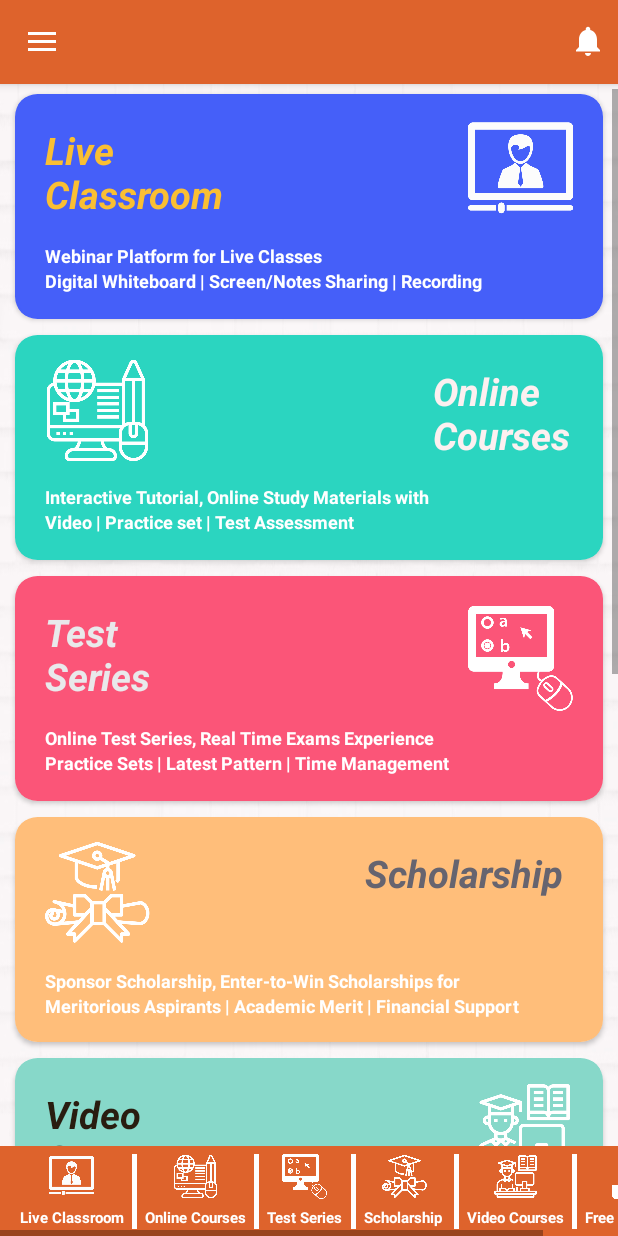
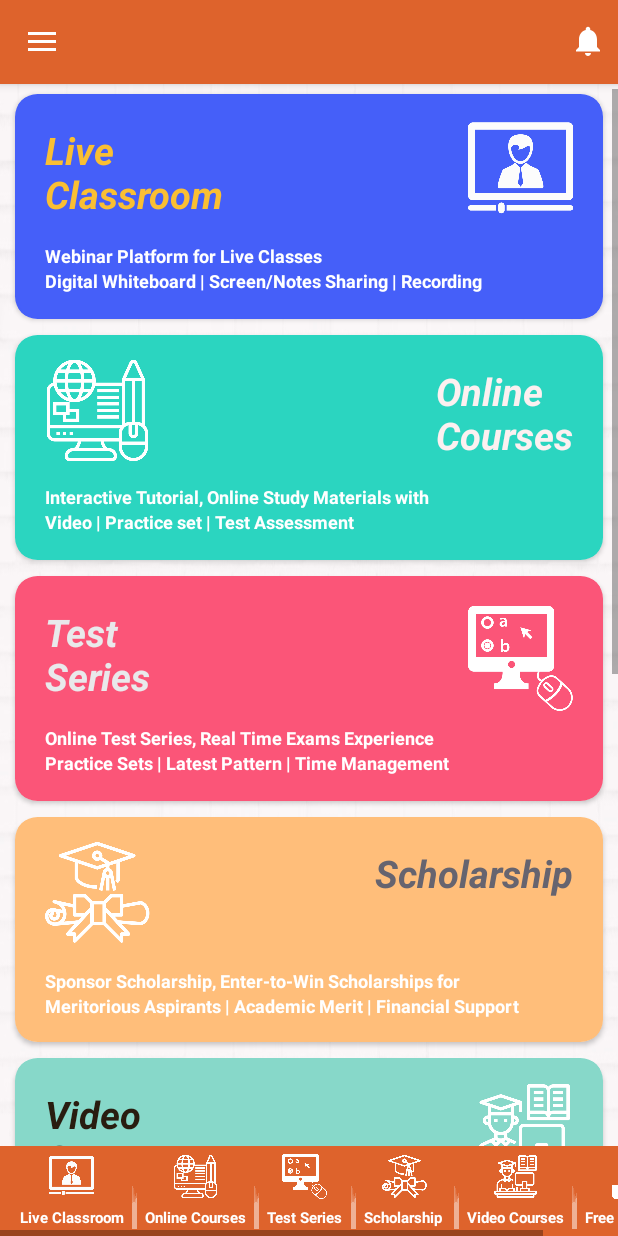
Before and after one commit to Gunjan6734/Patanjali, an Android app: the HomeFragment screen opened directly, with no data from a screen before it, on a phone screen of 412 x 824 dp. Run offline under Robolectric (Android 15) with nearby library versions, the light colour scheme and no system bars; our stand-ins replace Volley, navigation-ui; libraries missing offline, so code that uses them is left out: cz.msebera.android; network calls fail; pictures from the network do not load; 20 statements that could not run were skipped.

Commit message:
Resolve bugs 19/07/2020

```diff
--- a/app/build.gradle
+++ b/app/build.gradle
@@ -20,9 +20,10 @@ android {
         }
     }
     defaultConfig {
-
         resConfigs "en"
     }
+
+
 
     lintOptions {
         checkReleaseBuilds false
@@ -43,8 +44,8 @@ android {
         targetCompatibility = 1.8
     }
 
+    dependencies {
 
-    dependencies {
         implementation fileTree(dir: 'libs', include: ['*.jar'])
 
         implementation 'io.sentry:sentry-android:1.7.27'
--- a/app/src/main/AndroidManifest.xml
+++ b/app/src/main/AndroidManifest.xml
@@ -3,6 +3,9 @@
     package="com.patanjali.patanjaliiasclasses">
 
     <uses-permission android:name="android.permission.INTERNET" />
+
+    <uses-permission android:name="android.permission.SYSTEM_ALERT_WINDOW"/>
+
     <!--
    <uses-permission android:name="android.permission.ACCESS_NETWORK_STATE" />
     <uses-permission android:name="android.permission.READ_PHONE_STATE" />
@@ -26,6 +29,8 @@
         android:largeHeap="true"
         android:roundIcon="@drawable/patanjaliapplogo"
         android:supportsRtl="true"
+        android:name=".constant.App"
+        android:clearTaskOnLaunch="true"
         android:theme="@style/AppTheme"
         android:usesCleartextTraffic="true">
         <activity android:name=".activity.PersentationActivity"
--- a/app/src/main/java/com/patanjali/patanjaliiasclasses/activity/ImageViewActivity.java
+++ b/app/src/main/java/com/patanjali/patanjaliiasclasses/activity/ImageViewActivity.java
@@ -19,7 +19,7 @@ import com.patanjali.patanjaliiasclasses.R;
 
 public class ImageViewActivity extends AppCompatActivity {
 
-//    ImageView imageView;
+    //ImageView imageView;
     WebView webview;
     String imgurl = "";
 
--- a/app/src/main/java/com/patanjali/patanjaliiasclasses/activity/SplaceActivity.java
+++ b/app/src/main/java/com/patanjali/patanjaliiasclasses/activity/SplaceActivity.java
@@ -44,6 +44,7 @@ public class SplaceActivity extends AppCompatActivity {
     private TextView[] dots;
     private int[] layouts;
 
+    @RequiresApi(api = Build.VERSION_CODES.LOLLIPOP)
     @Override
     protected void onCreate(Bundle savedInstanceState) {
         super.onCreate(savedInstanceState);
--- a/app/src/main/java/com/patanjali/patanjaliiasclasses/adapter/MoringClassAdapter.java
+++ b/app/src/main/java/com/patanjali/patanjaliiasclasses/adapter/MoringClassAdapter.java
@@ -122,7 +122,7 @@ public class MoringClassAdapter extends RecyclerView.Adapter<MoringClassAdapter.
         holder.aouttext2.setText(morningClas_model.getClassdescription());
         holder.goalsidtext.setText(morningClas_model.getGoalID());
         //holder.meetingid.setText(morningClas_model.getMeetingID());
-        Log.d("kjndknsn","jdnskjnkjfbkjdkjf");
+        Log.d("onlinepaymentmode",""+morningClas_model.getOnlinepayment()+""+morningClas_model.getLivestreaming());
 
         if (UserSession.getIsLogin(context)){
 
@@ -168,7 +168,6 @@ public class MoringClassAdapter extends RecyclerView.Adapter<MoringClassAdapter.
             @Override
             public void onClick(View v) {
                 callingApi(morningClas_modelList.get(position));
-
             }
         });
 
--- a/app/src/main/java/com/patanjali/patanjaliiasclasses/fregment/home/HomeFragment.java
+++ b/app/src/main/java/com/patanjali/patanjaliiasclasses/fregment/home/HomeFragment.java
@@ -145,7 +145,6 @@ public class HomeFragment extends Fragment {
         sharedPreferences = getActivity().getSharedPreferences(SHARD_PREF, Context.MODE_PRIVATE);
         notification=mainActivity.findViewById(R.id.notifyimage);
         home=mainActivity.findViewById(R.id.homepage);
-        clearApplicationData();
         Log.d("jndkjsndjknbsjdbs","dhshdsu");
 
         if(sharedPreferences.getBoolean("homechecker",false))
@@ -469,8 +468,7 @@ public class HomeFragment extends Fragment {
                 Log.d("start", String.valueOf(start));
                 Log.d("s", String.valueOf(s));
                 if (s.length() == 10) {
-
-                    if(isNetworkAvailable())
+                    if(isInternetAvailable(context))
                     {
                         findPlaceWaypoints(registermobilenumber,registerotpedttext,setloginpassword,registerbutton,loginbutton,forgetpassword, setloginotppassword,resendotptimer,loginrelativouyt,setpassrelativouyt,setpassbutton,setolduserpassbutton,registerbuttonoldusr);
                     }
@@ -478,7 +476,6 @@ public class HomeFragment extends Fragment {
                     {
                         Toast.makeText(getActivity(),"Please check your internet connection!",Toast.LENGTH_SHORT).show();
                     }
-
                     try {
                         InputMethodManager inputManager = (InputMethodManager) getActivity().getSystemService(getActivity().INPUT_METHOD_SERVICE);
                         mobilenumber.requestFocus();
@@ -1541,35 +1538,24 @@ public class HomeFragment extends Fragment {
         return activeNetworkInfo != null;
     }
 
-    public void clearApplicationData()
-    {
-        File cache = getActivity().getCacheDir();
-        File appDir = new File(cache.getParent());
-        if (appDir.exists()) {
-            String[] children = appDir.list();
-            for (String s : children) {
-                if (!s.equals("lib")) {
-                    deleteDir1(new File(appDir, s));
-                }
-            }
-        }
-    }
-
-    public static boolean deleteDir1(File dir1)
-    {
-        if (dir1 != null && dir1.isDirectory()) {
-            String[] children = dir1.list();
-            for (int i = 0; i < children.length; i++) {
-                boolean success = deleteDir1(new File(dir1, children[i]));
-                Log.d("sucesss",""+success);
-                if (!success) {
-                    Log.d("sucesss",""+success);
-
-                    return false;
-                }
-            }
-        }
-        return dir1.delete();
+    public boolean isInternetAvailable(Context context) {
+
+        ConnectivityManager cm = (ConnectivityManager) context.getSystemService(Context.CONNECTIVITY_SERVICE);
+        NetworkInfo activeNetwork = cm.getActiveNetworkInfo();
+        if (activeNetwork != null) { // connected to the internet
+            if (activeNetwork.getType() == ConnectivityManager.TYPE_WIFI) {
+                // connected to wifi
+                return true;
+
+            } else if (activeNetwork.getType() == ConnectivityManager.TYPE_MOBILE) {
+                // connected to the mobile provider's data plan
+                return true;
+            }
+        } else {
+            Toast.makeText(getActivity(),"Please check your internet connection!",Toast.LENGTH_SHORT).show();
+            return false;
+        }
+        return false;
     }
 
 }
--- a/app/src/main/java/com/patanjali/patanjaliiasclasses/fregment/morningclass/MorningClassFragment.java
+++ b/app/src/main/java/com/patanjali/patanjaliiasclasses/fregment/morningclass/MorningClassFragment.java
@@ -280,7 +280,6 @@ public class MorningClassFragment extends Fragment implements MoringClassAdapter
         try {
             //Here the json data is add to a hash map with key data
             Map<String,String> params = new HashMap<String, String>();
-
             params.put("userid",SaveSharedPreference.getUserId());
             Log.e("response", toString());
 
--- a/app/src/main/java/com/patanjali/patanjaliiasclasses/fregment/videoplay/VedioPlayerFragment.java
+++ b/app/src/main/java/com/patanjali/patanjaliiasclasses/fregment/videoplay/VedioPlayerFragment.java
@@ -103,9 +103,7 @@ public class VedioPlayerFragment extends AppCompatActivity {
         setContentView(R.layout.fragment_vedio_player);
 
         userSession = new UserSession(this);
-
         url = getIntent().getStringExtra("url");
-
         final Handler h;
         h = new Handler();
         new Thread(new Runnable() {
--- a/app/src/main/java/com/patanjali/patanjaliiasclasses/service/GetLiveData.java
+++ b/app/src/main/java/com/patanjali/patanjaliiasclasses/service/GetLiveData.java
@@ -70,14 +70,12 @@ public class GetLiveData extends AsyncTask<Object, Void, Object> {
             StringEntity se = null;
             Log.d("GetUrl",url);
             se = new StringEntity(jsonObject.toString());
-
             Log.d("JSONOBJECT", jsonObject.toString());
             //   httpPost.setEntity(se);
 
             httpPost.setHeader(new BasicHeader("Content-type", "application/json"));
 
             httpPost.setHeader(new BasicHeader("Authorization", "Bearer " + Usertoken));
-
             //  response = httpClient.execute(httpPost);
 
             HttpParams httpParams = new SyncBasicHttpParams();
@@ -107,7 +105,6 @@ public class GetLiveData extends AsyncTask<Object, Void, Object> {
                 // Constants.SEND_STATUS=status_code;
                 response=total.toString();
                 //  Constants.getLocationPOJOList= Arrays.asList(new Gson().fromJson(total.toString(), GetLocationPOJO[].class));
-
             }
 
         } catch (Exception e) {
--- a/app/src/main/res/layout/app_bar_main.xml
+++ b/app/src/main/res/layout/app_bar_main.xml
@@ -332,7 +332,7 @@
             </LinearLayout>
 
             <ImageView
-                android:background="@drawable/foooterline"
+                android:background="@drawable/footerimage"
                 android:layout_width="3dp"
                 android:tint="@color/colorWhite"
                 android:backgroundTint="@color/colorWhite"
@@ -368,7 +368,7 @@
 
 
             <ImageView
-                android:background="@drawable/foooterline"
+                android:background="@drawable/footerimage"
                 android:layout_width="3dp"
                 android:tint="@color/colorWhite"
                 android:backgroundTint="@color/colorWhite"
@@ -403,7 +403,7 @@
             </LinearLayout>
 
             <ImageView
-                android:background="@drawable/foooterline"
+                android:background="@drawable/footerimage"
                 android:layout_width="3dp"
                 android:tint="@color/colorWhite"
                 android:backgroundTint="@color/colorWhite"
@@ -438,7 +438,7 @@
             </LinearLayout>
 
             <ImageView
-                android:background="@drawable/foooterline"
+                android:background="@drawable/footerimage"
                 android:layout_width="3dp"
                 android:tint="@color/colorWhite"
                 android:backgroundTint="@color/colorWhite"
@@ -472,7 +472,7 @@
             </LinearLayout>
 
             <ImageView
-                android:background="@drawable/foooterline"
+                android:background="@drawable/footerimage"
                 android:layout_width="3dp"
                 android:tint="@color/colorWhite"
                 android:backgroundTint="@color/colorWhite"
--- a/app/src/main/res/layout/fragment_home.xml
+++ b/app/src/main/res/layout/fragment_home.xml
@@ -33,11 +33,13 @@
                     android:layout_width="match_parent"
                     android:layout_height="match_parent">
 
+
+
                     <TextView
                         android:id="@+id/text1"
-                        android:layout_width="130dp"
+                        android:layout_width="wrap_content"
                         android:layout_height="wrap_content"
-                        android:text="Live Classroom"
+                        android:text="Live \nClassroom"
                         android:textStyle="bold|italic"
                         android:textColor="@color/livclasstextcolor"
                         android:textSize="25sp"
@@ -123,9 +125,9 @@
 
                     <TextView
                         android:id="@+id/text3"
-                        android:layout_width="93dp"
+                        android:layout_width="wrap_content"
                         android:layout_height="wrap_content"
-                        android:text="Online Courses"
+                        android:text="Online \nCourses"
                         android:textStyle="bold|italic"
                         android:textColor="@color/onlinclastextcolor"
                         android:textSize="25sp"
@@ -182,9 +184,9 @@
 
                     <TextView
                         android:id="@+id/text5"
-                        android:layout_width="100dp"
+                        android:layout_width="wrap_content"
                         android:layout_height="wrap_content"
-                        android:text="Test Series"
+                        android:text="Test \nSeries"
                         android:textStyle="bold|italic"
                         android:textColor="@color/testseristextcolor"
                         android:textSize="25sp"
@@ -250,7 +252,7 @@
 
                     <TextView
                         android:id="@+id/text7"
-                        android:layout_width="145dp"
+                        android:layout_width="wrap_content"
                         android:layout_height="wrap_content"
                         android:text="Scholarship"
                         android:gravity="center_horizontal"
@@ -319,9 +321,9 @@
 
                     <TextView
                         android:id="@+id/text9"
-                        android:layout_width="130dp"
+                        android:layout_width="wrap_content"
                         android:layout_height="wrap_content"
-                        android:text="Video Courses"
+                        android:text="Video \nCourses"
                         android:textStyle="bold|italic"
                         android:textColor="@color/videotextcolor"
                         android:textSize="25sp"
--- a/app/src/main/res/layout/morningbatch_layout.xml
+++ b/app/src/main/res/layout/morningbatch_layout.xml
@@ -111,6 +111,7 @@
 
                     <RelativeLayout
                         android:layout_weight="1"
+                        android:visibility="gone"
                         android:layout_width="match_parent"
                         android:layout_height="wrap_content">
 
@@ -139,7 +140,7 @@
 
                     <RelativeLayout
                         android:layout_weight="1"
-                        android:layout_width="match_parent"
+                        android:layout_width="wrap_content"
                         android:layout_height="wrap_content">
 
                         <TextView
@@ -156,8 +157,8 @@
                             android:id="@+id/onlnfeetext1"
                             android:layout_width="wrap_content"
                             android:layout_height="wrap_content"
-                            android:layout_alignParentRight="true"
                             android:layout_marginRight="15dp"
+                            android:layout_marginLeft="60dp"
                             android:text="Rs.00.00"
                             android:textColor="@color/textcolor3"
                             android:textSize="12sp"
--- a/app/src/main/res/values-v21/styles.xml
+++ b/app/src/main/res/values-v21/styles.xml
@@ -10,13 +10,5 @@
         <item name="windowNoTitle">true</item>
     </style>
 
-    <style name="AppTheme.NoActionBar">
-        <item name="windowActionBar">false</item>
-        <item name="windowNoTitle">true</item>
-    </style>
-
-    <style name="AppTheme.AppBarOverlay" parent="ThemeOverlay.AppCompat.Dark.ActionBar" />
-
-    <style name="AppTheme.PopupOverlay" parent="ThemeOverlay.AppCompat.Light" />
 
 </resources>
```
Also changed, not shown: app/src/main/java/com/patanjali/patanjaliiasclasses/activity/MainActivity.java (+56 -12 lines), app/src/main/java/com/patanjali/patanjaliiasclasses/constant/App.java (added, +31 -0 lines), app/src/main/java/com/patanjali/patanjaliiasclasses/service/GetData.java (+5 -3 lines).
